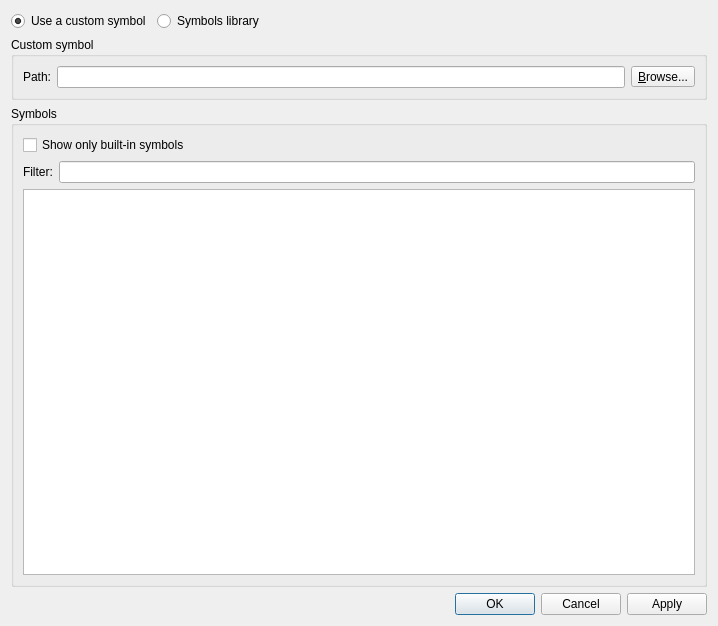
First picture: the form in gns3/ui/symbol_selection_dialog.ui, repository GNS3/gns3-gui, before the edit.
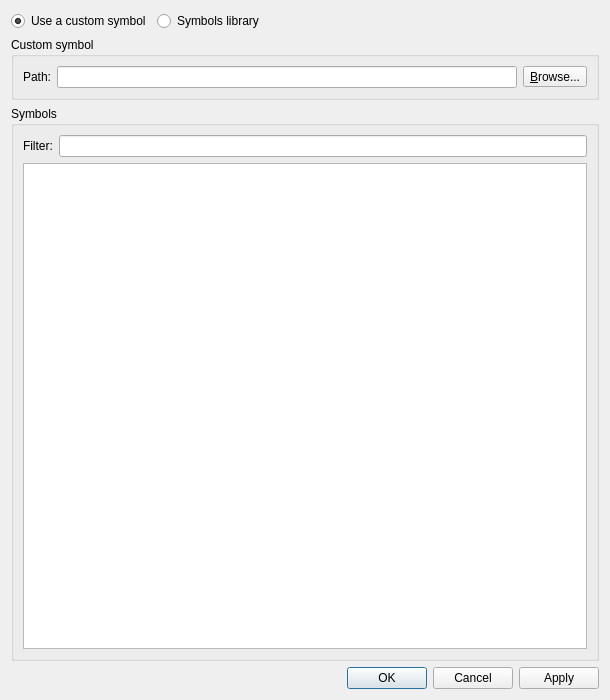
Second picture: the form after the edit.

Commit message: Download custom appliance symbols from GitHub Fix symbol cache issue. Ref https://github.com/GNS3/gns3-gui/issues/2671 Fix temporary directory for symbols was not deleted Fix temporary appliance file was not deleted

```diff
--- a/gns3/ui/symbol_selection_dialog.ui
+++ b/gns3/ui/symbol_selection_dialog.ui
@@ -6,8 +6,8 @@
    <rect>
     <x>0</x>
     <y>0</y>
-    <width>718</width>
-    <height>626</height>
+    <width>610</width>
+    <height>700</height>
    </rect>
   </property>
   <property name="windowTitle">
@@ -16,7 +16,7 @@
   <property name="modal">
    <bool>true</bool>
   </property>
-  <layout class="QVBoxLayout" name="verticalLayout_2">
+  <layout class="QVBoxLayout" name="verticalLayout">
    <item>
     <layout class="QHBoxLayout" name="horizontalLayout_2">
      <item>
@@ -85,35 +85,35 @@
      <property name="title">
       <string>Symbols</string>
      </property>
-     <layout class="QVBoxLayout" name="verticalLayout">
-      <item>
-       <widget class="QCheckBox" name="uiBuiltinSymbolOnlyCheckBox">
-        <property name="text">
-         <string>Show only built-in symbols</string>
-        </property>
-       </widget>
-      </item>
-      <item>
-       <layout class="QHBoxLayout" name="horizontalLayout_3">
-        <item>
-         <widget class="QLabel" name="uiSearchLabel">
-          <property name="text">
-           <string>Filter:</string>
-          </property>
-         </widget>
-        </item>
-        <item>
-         <widget class="QLineEdit" name="uiSearchLineEdit"/>
-        </item>
-       </layout>
-      </item>
-      <item>
-       <widget class="QListWidget" name="uiSymbolListWidget">
+     <layout class="QGridLayout" name="gridLayout_2">
+      <item row="1" column="0" colspan="2">
+       <widget class="QTreeWidget" name="uiSymbolTreeWidget">
         <property name="minimumSize">
          <size>
           <width>0</width>
           <height>300</height>
          </size>
+        </property>
+        <property name="indentation">
+         <number>10</number>
+        </property>
+        <attribute name="headerVisible">
+         <bool>false</bool>
+        </attribute>
+        <column>
+         <property name="text">
+          <string notr="true">1</string>
+         </property>
+        </column>
+       </widget>
+      </item>
+      <item row="0" column="1">
+       <widget class="QLineEdit" name="uiSearchLineEdit"/>
+      </item>
+      <item row="0" column="0">
+       <widget class="QLabel" name="uiSearchLabel">
+        <property name="text">
+         <string>Filter:</string>
         </property>
        </widget>
       </item>
```
The commit also changes 12 other files.
